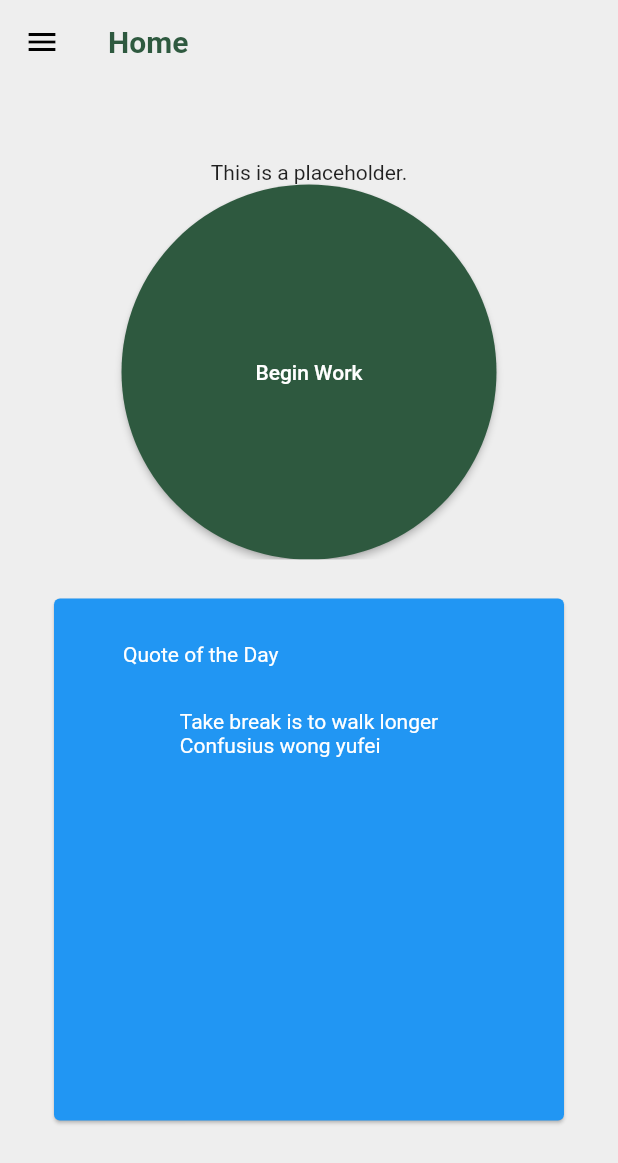
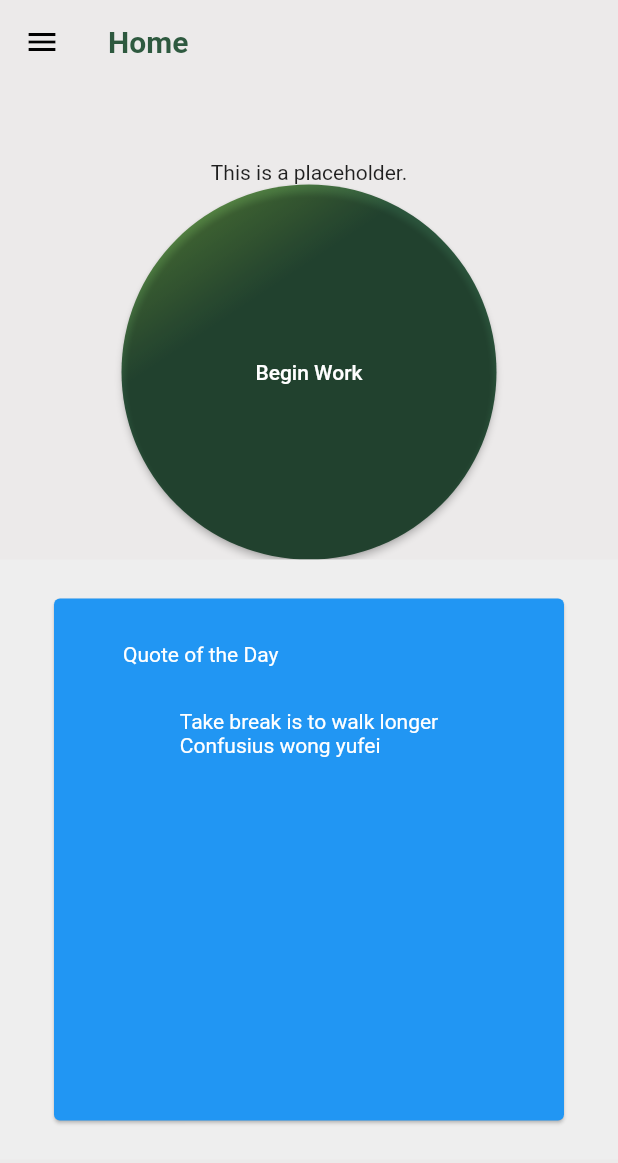
Before and after one commit to GSC-2023/Flutter_App, a Flutter app: the screen it shows after launch, on a phone screen of 412 x 824 dp. Shown: the top 1163 px of the screen. Run offline on Flutter 3.47's test engine with Material 2 defaults, Android fonts, the phone set to English and light mode, and no system bars; drawn by our look-alikes of getwidget.

Commit message:
feat: add color gradient

```diff
--- a/break_app/lib/colors/colors.dart
+++ b/break_app/lib/colors/colors.dart
@@ -2,3 +2,4 @@ import 'package:flutter/material.dart';
 
 const DarkGreen = const Color(0xff2E593F);
 const White = const Color(0xffFFFFFF);
+const Grey = const Color(0xffECEAEA);
--- a/break_app/lib/screens/home.dart
+++ b/break_app/lib/screens/home.dart
@@ -14,7 +14,7 @@ class _HomeState extends State<Home> {
   @override
   Widget build(BuildContext context){
     return Scaffold(
-      backgroundColor: Colors.grey[200],
+      backgroundColor: Grey,
       drawer: Container(
         width:200,
         child: Drawer(
@@ -90,7 +90,18 @@ class _HomeState extends State<Home> {
                 ),
             )
           ),
-          ElevatedButton(
+          Container(
+            // padding: const EdgeInsets.fromLTRB(0, 0, 0, 30),
+            decoration: BoxDecoration(
+              gradient: LinearGradient(
+                begin: Alignment.topLeft,
+                stops: [0, 0, 0.5],
+                end: Alignment(0, 0.5),
+                colors: [Colors.lightGreen, Color.lerp(Colors.lightGreen, DarkGreen,0.25)??Colors.lightGreen,DarkGreen],
+              ),
+              shape: BoxShape.circle,
+            ),
+            child: ElevatedButton(
               onPressed: () {
                 setState(() {
                   isRunning = !isRunning;
@@ -100,10 +111,13 @@ class _HomeState extends State<Home> {
               style: ElevatedButton.styleFrom(
                 fixedSize: const Size(250, 250),
                 shape: const CircleBorder(),
-              backgroundColor: DarkGreen
+                backgroundColor: Colors.transparent,
+                // shadowColor: Colors.black,
+                // elevation: 15,
               ),
               child:
                 started ? (isRunning ? Text('Pause') : Text('Resume')) : Text('Begin Work'),
+            ),
           ),
           started ? HomeButton() : HomeQuote()
       ]),
```
Lines whose indentation alone changed are shown as unchanged.
